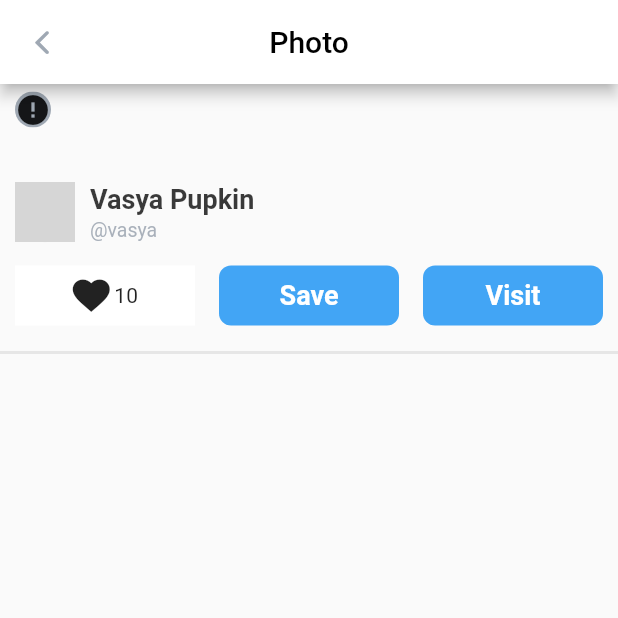
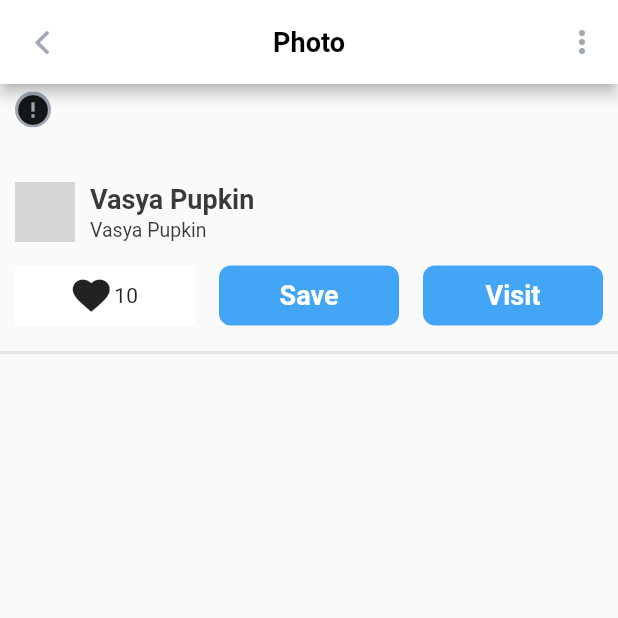
Before and after one commit to igbes/skill_branch_flutter, a Flutter app: the screen it shows after launch, after a tap on the "error" icon, on a phone screen of 412 x 824 dp, the top half of it. Run offline on Flutter 3.47's test engine with Material 2 defaults, Android fonts, the phone set to English and light mode, and no system bars; drawn by our look-alikes of cached_network_image; network calls fail; grey boxes are pictures that could not be loaded.

Commit message:
new commit

```diff
--- a/lib/app.dart
+++ b/lib/app.dart
@@ -1,4 +1,9 @@
+import 'dart:io';
+
+import 'package:FlutterGalleryApp/res/styles.dart';
 import 'package:FlutterGalleryApp/screens/home.dart';
+import 'package:FlutterGalleryApp/screens/photo_screen.dart';
+import 'package:flutter/cupertino.dart';
 import 'package:flutter/material.dart';
 
 class MyApp extends StatelessWidget {
@@ -6,11 +11,33 @@ class MyApp extends StatelessWidget {
   Widget build(BuildContext context) {
     return MaterialApp(
       debugShowCheckedModeBanner: false,
-      // home: FullScreenImage(
-      //     name: 'Vasya',
-      //     userName: 'Vasya',
-      //     altDescription: 'This is Flutter dash. I like it :)'),
-      home:Home(),
+      onGenerateRoute: (RouteSettings settings) {
+        if (settings.name == '/fullScreenImage') {
+          FullScreenImageArguments args =
+              (settings.arguments as FullScreenImageArguments);
+          final route = FullScreenImage(
+            heroTag: args.heroTag,
+            userPhoto: args.userPhoto,
+            photo: args.photo,
+            name: args.name,
+            userName: args.userName,
+            altDescription: args.altDescription,
+            key: args.key,
+          );
+
+          if (Platform.isAndroid) {
+            return MaterialPageRoute(
+                builder: (context) => route, settings: args.routeSettings);
+          } else if (Platform.isIOS) {
+            return CupertinoPageRoute(
+                builder: (context) => route, settings: args.routeSettings);
+          }
+        }
+      },
+      theme: ThemeData(
+        textTheme: buildAppTextTheme(),
+      ),
+      home: Home(),
     );
   }
 }
--- a/lib/res/styles.dart
+++ b/lib/res/styles.dart
@@ -1,3 +1,4 @@
+import 'package:flutter/material.dart';
 import 'package:flutter/widgets.dart';
 
 import 'colors.dart';
@@ -73,3 +74,26 @@ class AppStyles {
     color: AppColors.black,
   );
 }
+
+  TextTheme buildAppTextTheme() {
+    return TextTheme(
+      headline1: AppStyles.h1Black,
+      headline2: AppStyles.h2Black,
+      headline3: AppStyles.h3,
+      headline4: AppStyles.h4,
+      headline5: AppStyles.h5Black,
+      headline6: AppStyles.h6,
+    );
+  }
+
+
+  // static TextTheme buildAppTextTheme() {
+  //   return TextTheme(
+  //     headline1: h1Black,
+  //     headline2: h2Black,
+  //     headline3: h3,
+  //     headline4: h4,
+  //     headline5: h5Black,
+  //     headline6: h6,
+  //   );
+  // }
--- a/lib/screens/feed_screen.dart
+++ b/lib/screens/feed_screen.dart
@@ -43,23 +43,23 @@ class _FeedState extends State<Feed> {
       children: <Widget>[
         GestureDetector(
           onTap: () {
-            Navigator.push(
+            Navigator.pushNamed(
               context,
-              MaterialPageRoute(
-                builder: (context) => FullScreenImage(
-                  heroTag: '$kTag$index',
-                  userPhoto:
-                      'https://skill-branch.ru/img/speakers/Adechenko.jpg',
-                  photo: kFlutterDash,
-                  name: 'Vasya Pupkin',
-                  userName: 'vasya',
-                  // index: index,
+              '/fullScreenImage',
+              arguments: FullScreenImageArguments(
+                routeSettings: RouteSettings(
+                  arguments: 'Some title',
                 ),
+                heroTag: '$kTag$index',
+                userPhoto: 'https://skill-branch.ru/img/speakers/Adechenko.jpg',
+                photo: kFlutterDash,
+                name: 'Vasya Pupkin',
+                userName: 'vasya',
               ),
             );
           },
-          child: Hero(
-              tag: '$kTag$index', child: Photo(photoLink: kFlutterDash)),
+          child:
+              Hero(tag: '$kTag$index', child: Photo(photoLink: kFlutterDash)),
         ),
         _buildPhotoMeta(index),
         Padding(
@@ -68,7 +68,7 @@ class _FeedState extends State<Feed> {
             'This is Flutter dash. I like it :)',
             maxLines: 3,
             overflow: TextOverflow.ellipsis,
-            style: AppStyles.h3.copyWith(color: AppColors.manatee),
+            style:Theme.of(context).textTheme.headline3.copyWith(color: AppColors.manatee),
           ),
         ),
       ],
@@ -89,10 +89,10 @@ class _FeedState extends State<Feed> {
                 crossAxisAlignment: CrossAxisAlignment.start,
                 mainAxisAlignment: MainAxisAlignment.spaceBetween,
                 children: <Widget>[
-                  Text('Vasya Pupkin', style: AppStyles.h2Black),
+                  Text('Vasya Pupkin', style: Theme.of(context).textTheme.headline1),
                   Text('@vasya',
                       style:
-                          AppStyles.h5Black.copyWith(color: AppColors.manatee)),
+                          Theme.of(context).textTheme.headline5.copyWith(color: AppColors.manatee)),
                 ],
               ),
             ],
--- a/lib/screens/home.dart
+++ b/lib/screens/home.dart
@@ -2,6 +2,7 @@ import 'package:FlutterGalleryApp/res/colors.dart';
 import 'package:flutter/material.dart';
 import 'feed_screen.dart';
 import '../res/res.dart';
+// import 'demo_screen.dart';
 
 class Home extends StatefulWidget {
   @override
--- a/lib/screens/photo_screen.dart
+++ b/lib/screens/photo_screen.dart
@@ -1,3 +1,4 @@
+import 'package:FlutterGalleryApp/widgets/claim_bottom_sheet.dart';
 import 'package:flutter/cupertino.dart';
 import 'package:flutter/material.dart';
 import 'package:flutter/widgets.dart';
@@ -6,6 +7,28 @@ import 'package:FlutterGalleryApp/res/res.dart';
 import 'package:FlutterGalleryApp/widgets/like_button.dart';
 import 'package:FlutterGalleryApp/widgets/photo.dart';
 import 'package:FlutterGalleryApp/widgets/user_avatar.dart';
+
+class FullScreenImageArguments {
+  FullScreenImageArguments({
+    this.heroTag,
+    this.userPhoto,
+    this.photo,
+    this.name,
+    this.userName,
+    this.altDescription,
+    this.key,
+    this.routeSettings,
+  });
+
+  final String heroTag;
+  final String userPhoto;
+  final String photo;
+  final String name;
+  final String userName;
+  final String altDescription;
+  final Key key;
+  final RouteSettings routeSettings;
+}
 
 class FullScreenImage extends StatefulWidget {
   FullScreenImage(
@@ -63,17 +86,7 @@ class _FullScreenImageState extends State<FullScreenImage>
   @override
   Widget build(BuildContext context) {
     return Scaffold(
-      appBar: AppBar(
-        backgroundColor: AppColors.white,
-        title: Text('Photo', style: TextStyle(color: AppColors.black)),
-        centerTitle: true,
-        leading: IconButton(
-          icon: Icon(CupertinoIcons.back, color: AppColors.grayChateau),
-          onPressed: () {
-            Navigator.pop(context);
-          },
-        ),
-      ),
+      appBar: _buildAppBar(),
       body: Column(
         children: <Widget>[
           _buildItem(),
@@ -83,14 +96,33 @@ class _FullScreenImageState extends State<FullScreenImage>
     );
   }
 
+  AppBar _buildAppBar() {
+    // String title = ModalRoute.of(context).settings.arguments;
+    return AppBar(
+      actions: <Widget>[
+        ClaimBottomSheet(),
+      ],
+      backgroundColor: AppColors.white,
+      title: Text(
+        // title,
+        'Photo',
+        style: Theme.of(context).textTheme.headline1,
+      ),
+      centerTitle: true,
+      leading: IconButton(
+        icon: Icon(CupertinoIcons.back, color: AppColors.grayChateau),
+        onPressed: () {
+          Navigator.pop(context);
+        },
+      ),
+    );
+  }
+
   Widget _buildItem() {
     return Column(
       crossAxisAlignment: CrossAxisAlignment.start,
       children: <Widget>[
-        Hero(
-          tag: widget.heroTag,
-            // tag: '${widget.heroTag}${widget.index}',
-            child: Photo(photoLink: widget.photo)),
+        Hero(tag: widget.heroTag, child: Photo(photoLink: widget.photo)),
         _photoDescription(),
         _BuildPhotoMeta(
           controller: _controller,
@@ -111,9 +143,9 @@ class _FullScreenImageState extends State<FullScreenImage>
           : Text(widget.altDescription,
               maxLines: 3,
               overflow: TextOverflow.ellipsis,
-              style: AppStyles.h3.copyWith(
-                color: Colors.black,
-              )),
+              style: Theme.of(context).textTheme.headline1.copyWith(
+                    color: Colors.black,
+                  )),
     );
   }
 
@@ -131,16 +163,70 @@ class _FullScreenImageState extends State<FullScreenImage>
               child: LikeButton(likeCount: 10, isliked: true),
             ),
           ),
-          _button('Save'),
-          _button('Visit'),
+          _buildButton('Save', () {
+            showDialog(
+              context: context,
+              builder: (context) => AlertDialog(
+                title: Text('Downloading photos'),
+                content: Text('Are you sure you want to upload a photo?'),
+                actions: <Widget>[
+                  FlatButton(
+                    onPressed: () {
+                      Navigator.of(context).pop();
+                    },
+                    child: Text('Download',
+                        style: Theme.of(context).textTheme.headline1),
+                  ),
+                  FlatButton(
+                    onPressed: () {
+                      Navigator.of(context).pop();
+                    },
+                    child: Text('Cancel',
+                        style: Theme.of(context).textTheme.headline1),
+                  ),
+                ],
+              ),
+            );
+          }),
+          _buildButton('Visit', () async {
+            OverlayState overlayState = Overlay.of(context);
+
+            OverlayEntry overlayEntry = OverlayEntry(
+              builder: (BuildContext context) {
+                return Positioned(
+                  top: MediaQuery.of(context).viewInsets.top + 50,
+                  child: Material(
+                    color: Colors.transparent,
+                    child: Container(
+                      alignment: Alignment.center,
+                      width: MediaQuery.of(context).size.width,
+                      child: Container(
+                        margin: EdgeInsets.symmetric(horizontal: 20),
+                        padding: EdgeInsets.fromLTRB(16, 10, 16, 10),
+                        decoration: BoxDecoration(
+                          color: AppColors.mercury,
+                          borderRadius: BorderRadius.circular(12),
+                        ),
+                        child: Text('ScillBranch'),
+                      ),
+                    ),
+                  ),
+                );
+              },
+            );
+
+            overlayState.insert(overlayEntry);
+            await Future.delayed(Duration(seconds: 1));
+            overlayEntry.remove();
+          }),
         ],
       ),
     );
   }
 
-  Widget _button(text) {
+  Widget _buildButton(String text, VoidCallback callback) {
     return GestureDetector(
-      onTap: () {},
+      onTap: callback,
       child: Container(
         decoration: BoxDecoration(
             color: Colors.blue[400],
@@ -209,14 +295,12 @@ class _BuildPhotoMeta extends StatelessWidget {
                     children: <Widget>[
                       name == null
                           ? Text('')
-                          : Text(name, style: AppStyles.h1Black),
+                          : Text(name,
+                              style: Theme.of(context).textTheme.headline1),
                       userName == null
                           ? Text('')
-                          : Text(
-                              '@$userName',
-                              style: AppStyles.h5Black
-                                  .copyWith(color: AppColors.manatee),
-                            ),
+                          : Text(name,
+                              style: Theme.of(context).textTheme.headline5),
                     ],
                   ),
                 )
--- /dev/null
+++ b/lib/widgets/claim_bottom_sheet.dart
@@ -0,0 +1,57 @@
+import 'package:FlutterGalleryApp/res/res.dart';
+import 'package:flutter/material.dart';
+
+class ClaimBottomSheet extends StatelessWidget {
+  final List<String> complaints = [
+    'adult',
+    'harm',
+    'bully',
+    'spam',
+    'copyright',
+    'hate',
+  ];
+
+  @override
+  Widget build(BuildContext context) {
+    return IconButton(
+      icon: Icon(Icons.more_vert, color: AppColors.grayChateau),
+      onPressed: () {
+        showModalBottomSheet(
+          shape: RoundedRectangleBorder(
+            borderRadius: BorderRadius.circular(100),
+          ),
+          context: context,
+          builder: (context) {
+            return Container(
+              decoration: BoxDecoration(
+                color: AppColors.mercury,
+              ),
+              child: Column(
+                // crossAxisAlignment: CrossAxisAlignment.center,
+                mainAxisSize: MainAxisSize.min,
+                children:
+                    complaints.map((e) => _complaint(e, context)).toList(),
+              ),
+            );
+          },
+        );
+      },
+    );
+  }
+
+  Widget _complaint(String text, context) {
+    return Material(
+      child: InkWell(
+        splashColor: Colors.blue,
+        child: Container(
+          padding: EdgeInsets.symmetric(vertical: 10),
+          alignment: Alignment.center,
+          child: Text(text),
+        ),
+        onTap: () {
+          Navigator.pop(context);
+        },
+      ),
+    );
+  }
+}
```
Also changed, not shown: lib/main.dart (+20 -0 lines), lib/widgets/like_button.dart (+4 -8 lines).
